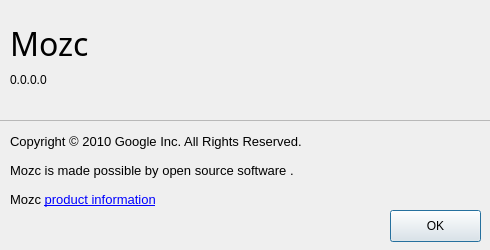
The window that src/gui/about_dialog/about_dialog.ui (niw/mozc) describes before a commit, drawn with Qt 5.
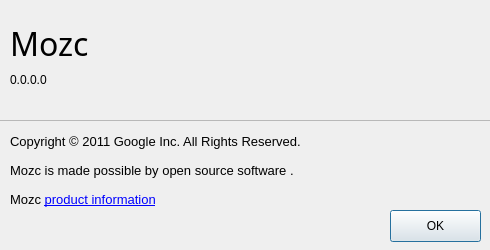
The same window after the commit.

```diff
--- a/src/gui/about_dialog/about_dialog.ui
+++ b/src/gui/about_dialog/about_dialog.ui
@@ -77,7 +77,7 @@
         </font>
        </property>
        <property name="text">
-        <string>Copyright © 2010 Google Inc. All Rights Reserved.</string>
+        <string>Copyright © 2011 Google Inc. All Rights Reserved.</string>
        </property>
        <property name="alignment">
         <set>Qt::AlignLeading|Qt::AlignLeft|Qt::AlignVCenter</set>
```
